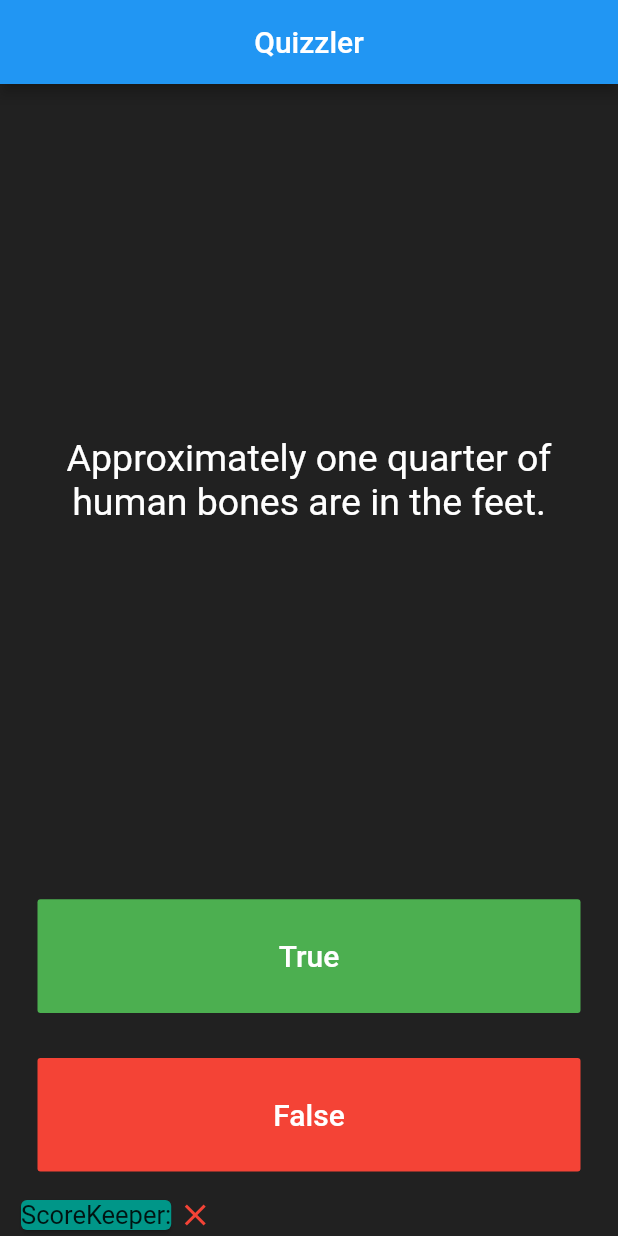
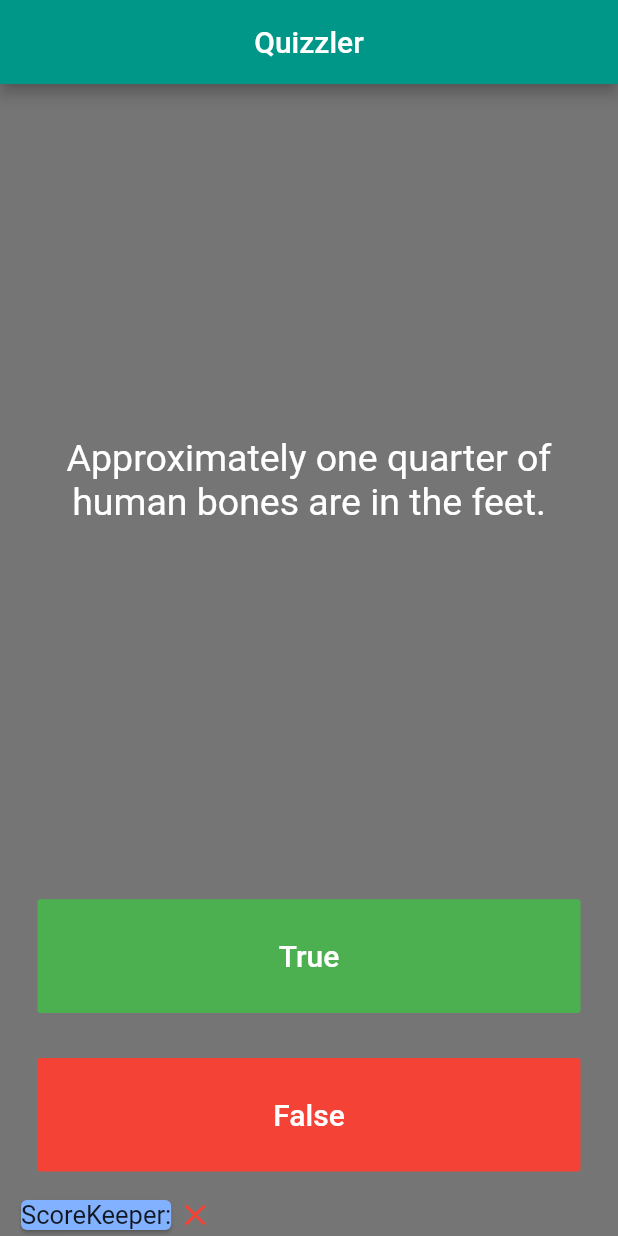
Before and after one commit to AnomDevgun/AppDev, a Flutter app: the screen it shows after launch, after a tap on "True", on a phone screen of 412 x 824 dp. Run offline on Flutter 3.47's test engine with Material 2 defaults, Android fonts, the phone set to English and light mode, and no system bars; our stand-ins replace audioplayers.

Commit message:
working on Quizzler

```diff
--- a/quizzler-flutter/lib/main.dart
+++ b/quizzler-flutter/lib/main.dart
@@ -1,6 +1,7 @@
 import 'package:flutter/cupertino.dart';
 import 'package:flutter/material.dart';
 import 'questions.dart';
+import 'package:audioplayers/audio_cache.dart';
 
 void main() => runApp(Quizzler());
 
@@ -11,6 +12,7 @@ class Quizzler extends StatelessWidget {
       home: Scaffold(
         appBar: AppBar(
           centerTitle: true,
+          backgroundColor: Colors.teal,
           title: Text('Quizzler'),
           /*leading: GestureDetector(
             onTap: () {
@@ -21,7 +23,7 @@ class Quizzler extends StatelessWidget {
             ),
           ),*/
         ),
-        backgroundColor: Colors.grey.shade900,
+        backgroundColor: Colors.black54,
         body: SafeArea(
           child: Padding(
             padding: EdgeInsets.symmetric(horizontal: 10.0),
@@ -38,11 +40,14 @@ class QuizPage extends StatefulWidget {
   _QuizPageState createState() => _QuizPageState();
 }
 
+AudioCache audioCache = new AudioCache();
+
 class _QuizPageState extends State<QuizPage> {
   int count = 0;
   int text = 0;
   void checkAnswer(bool ansType) {
     if (questionList[count].questionAnswer == ansType) {
+      audioCache.play('correct_choice.wav');
       scoreKeep.add(
         Icon(
           Icons.check,
@@ -50,6 +55,7 @@ class _QuizPageState extends State<QuizPage> {
         ),
       );
     } else if (questionList[count].questionAnswer != ansType) {
+      audioCache.play('wrong_choice.mp3');
       scoreKeep.add(
         Icon(
           Icons.close,
@@ -69,7 +75,7 @@ class _QuizPageState extends State<QuizPage> {
 
   List<Widget> scoreKeep = [
     Card(
-      color: Colors.teal,
+      color: Colors.blueAccent.shade100,
       child: Text(
         'ScoreKeeper:',
         style: TextStyle(fontSize: 17),
@@ -121,9 +127,7 @@ class _QuizPageState extends State<QuizPage> {
                     }
                     count++;
                   }
-                });
-
-                //The user picked true.
+                }); //The user picked true.
               },
             ),
           ),
@@ -155,7 +159,6 @@ class _QuizPageState extends State<QuizPage> {
             ),
           ),
         ),
-        //TODO: Add a Row here as your score keeper
         SingleChildScrollView(
           scrollDirection: Axis.horizontal,
           child: Row(
--- a/quizzler-flutter/pubspec.yaml
+++ b/quizzler-flutter/pubspec.yaml
@@ -19,6 +19,7 @@ dependencies:
   # The following adds the Cupertino Icons font to your application.
   # Use with the CupertinoIcons class for iOS style icons.
   cupertino_icons: ^0.1.2
+  audioplayers: ^0.15.1
 
 dev_dependencies:
   flutter_test:
@@ -37,9 +38,8 @@ flutter:
   uses-material-design: true
 
   # To add assets to your application, add an assets section, like this:
-  # assets:
-  #  - images/a_dot_burr.jpeg
-  #  - images/a_dot_ham.jpeg
+  assets:
+    - assets/
 
   # An image asset can refer to one or more resolution-specific "variants", see
   # https://flutter.io/assets-and-images/#resolution-aware.
```
Also changed, not shown: 3 other files.
